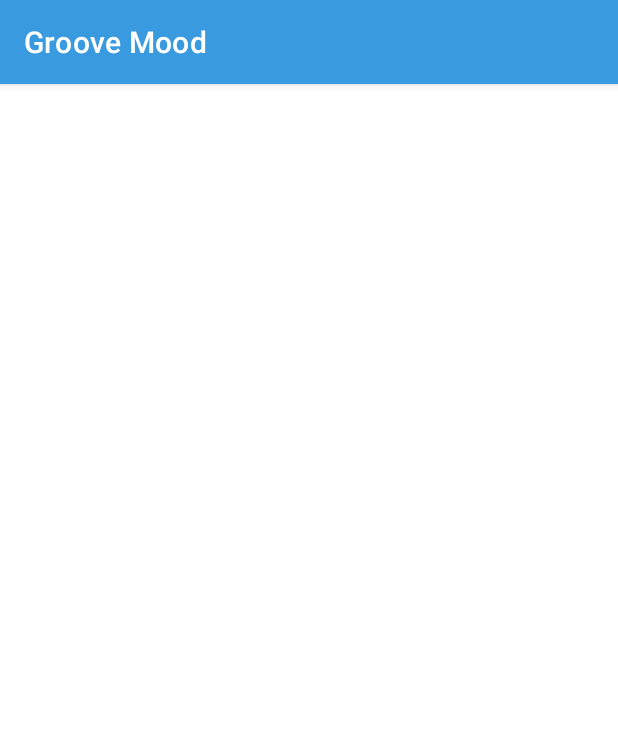
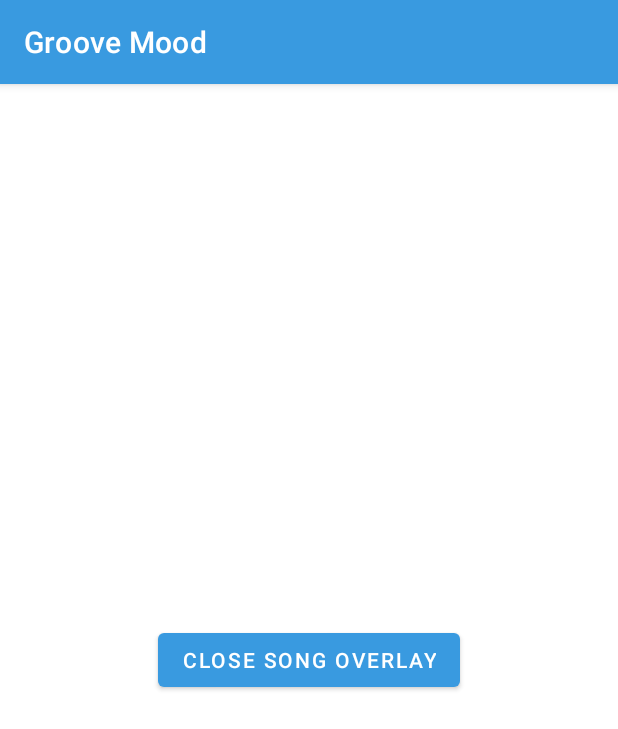
Before and after one commit to TristanStreich/GrooveMood, an Android app: the MusicScreen screen opened directly, with no data from a screen before it, on a phone screen of 412 x 824 dp. Shown: the top 729 px of the screen. Run offline under Robolectric (Android 15) with nearby library versions, the phone set to English and light mode, and no system bars.

Commit message:
added test nav button to get to and from music screen

```diff
--- a/app/src/main/java/com/example/groovemood/MainActivity.java
+++ b/app/src/main/java/com/example/groovemood/MainActivity.java
@@ -130,6 +130,12 @@ public class MainActivity extends AppCompatActivity {
         finish();
     }
 
+    public void openSongOverlay(View button){
+        Intent songOverlay = new Intent(this, MusicScreen.class);
+        startActivity(songOverlay);
+        //does not finish so we can navigate back with the pop() function
+    }
+
     //navigates to the ViewPlaylist Screen for the given playlist
     public void viewPlaylist(Playlist playlist){
         //TODO
--- a/app/src/main/java/com/example/groovemood/MusicScreen.java
+++ b/app/src/main/java/com/example/groovemood/MusicScreen.java
@@ -3,6 +3,7 @@ package com.example.groovemood;
 import androidx.appcompat.app.AppCompatActivity;
 
 import android.os.Bundle;
+import android.view.View;
 
 public class MusicScreen extends AppCompatActivity {
 
@@ -11,4 +12,9 @@ public class MusicScreen extends AppCompatActivity {
         super.onCreate(savedInstanceState);
         setContentView(R.layout.activity_music_screen);
     }
+
+
+    public void closeSongOverlay(View button){
+        finish();
+    }
 }
--- a/app/src/main/res/layout/activity_music_screen.xml
+++ b/app/src/main/res/layout/activity_music_screen.xml
@@ -6,4 +6,14 @@
     android:layout_height="match_parent"
     tools:context=".MusicScreen">
 
+    <Button
+        android:id="@+id/closeOverlayTestButton"
+        android:layout_width="wrap_content"
+        android:layout_height="wrap_content"
+        android:text="Close Song Overlay"
+        android:onClick="closeSongOverlay"
+        app:layout_constraintBottom_toBottomOf="parent"
+        app:layout_constraintEnd_toEndOf="parent"
+        app:layout_constraintStart_toStartOf="parent"
+        app:layout_constraintTop_toTopOf="parent" />
 </androidx.constraintlayout.widget.ConstraintLayout>
```
Also changed, not shown: app/src/main/res/layout/activity_main.xml (+8 -2 lines).
